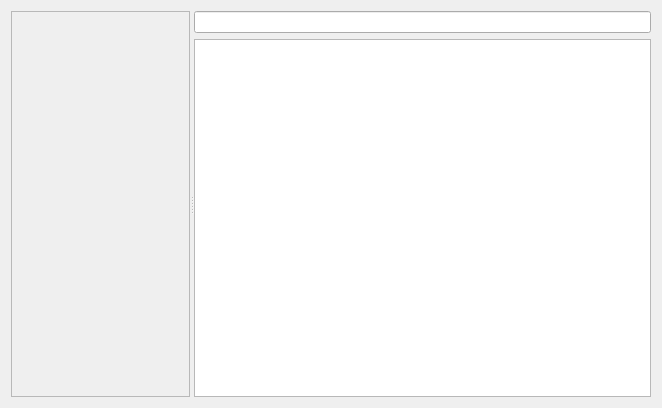
Before: the Qt Designer form src/plugins/lackman/lackman.ui in 0xd34df00d/leechcraft, drawn with Qt 5.
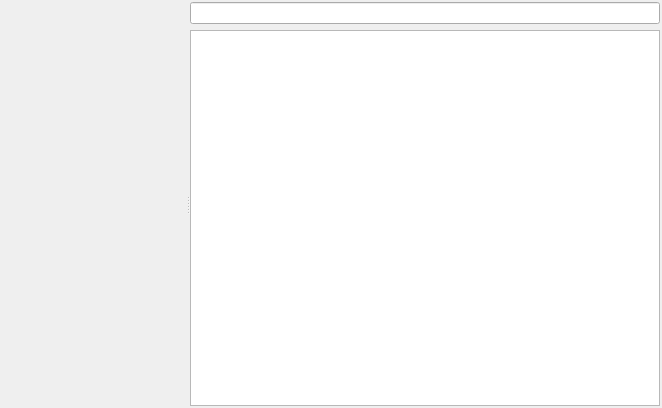
After: the same form once the commit is applied. Custom widgets are drawn as their Qt base class.

```diff
--- a/src/plugins/lackman/lackman.ui
+++ b/src/plugins/lackman/lackman.ui
@@ -14,29 +14,21 @@
    <string/>
   </property>
   <layout class="QVBoxLayout" name="verticalLayout_2">
+   <property name="margin">
+    <number>2</number>
+   </property>
    <item>
-    <widget class="QSplitter" name="splitter_2">
+    <widget class="QSplitter" name="splitter">
      <property name="orientation">
       <enum>Qt::Horizontal</enum>
      </property>
-     <widget class="QFrame" name="TagsContainer_">
-      <property name="frameShape">
-       <enum>QFrame::StyledPanel</enum>
-      </property>
-      <property name="frameShadow">
-       <enum>QFrame::Raised</enum>
-      </property>
-     </widget>
-     <widget class="QWidget" name="layoutWidget">
+     <widget class="LeechCraft::Util::CategorySelector" name="CategorySelector_" native="true"/>
+     <widget class="QWidget" name="">
       <layout class="QVBoxLayout" name="verticalLayout">
        <item>
         <widget class="QLineEdit" name="SearchLine_"/>
        </item>
        <item>
-        <widget class="QSplitter" name="splitter">
-         <property name="orientation">
-          <enum>Qt::Vertical</enum>
-         </property>
          <widget class="QTreeView" name="Plugins_">
           <property name="rootIsDecorated">
            <bool>false</bool>
@@ -48,7 +40,6 @@
            <bool>false</bool>
           </attribute>
          </widget>
-        </widget>
        </item>
       </layout>
      </widget>
@@ -56,6 +47,14 @@
    </item>
   </layout>
  </widget>
+ <customwidgets>
+  <customwidget>
+   <class>LeechCraft::Util::CategorySelector</class>
+   <extends>QWidget</extends>
+   <header location="global">plugininterface/categoryselector.h</header>
+   <container>1</container>
+  </customwidget>
+ </customwidgets>
  <resources/>
  <connections/>
 </ui>
```
Lines whose indentation alone changed are shown as unchanged.
